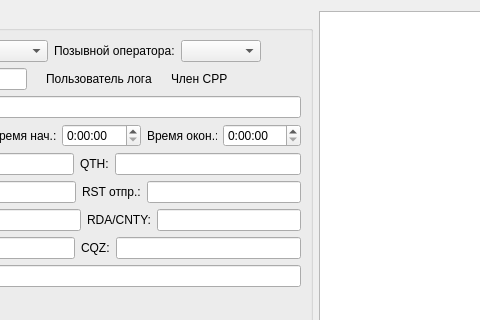
The window that qsoedit.ui (qsosu/logger) describes before a commit, drawn with Qt 5; both pictures show x 169 to 649 and y 0 to 320 of the 924 by 430 pixel window.
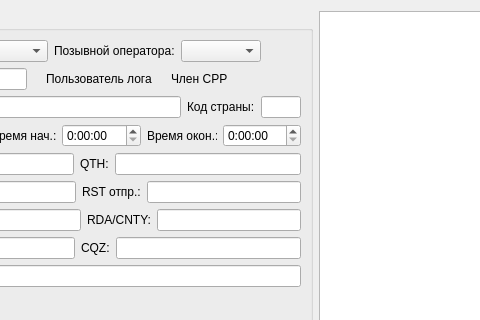
The same window after the commit. Icons and pictures are not drawn.

```diff
--- a/qsoedit.ui
+++ b/qsoedit.ui
@@ -56,6 +56,23 @@
         <item>
          <widget class="QLineEdit" name="countrylineEdit"/>
         </item>
+        <item>
+         <widget class="QLabel" name="label_5">
+          <property name="text">
+           <string>Код страны:</string>
+          </property>
+         </widget>
+        </item>
+        <item>
+         <widget class="QLineEdit" name="countryCodelineEdit">
+          <property name="maximumSize">
+           <size>
+            <width>40</width>
+            <height>16777215</height>
+           </size>
+          </property>
+         </widget>
+        </item>
        </layout>
       </item>
       <item row="7" column="0">
```
